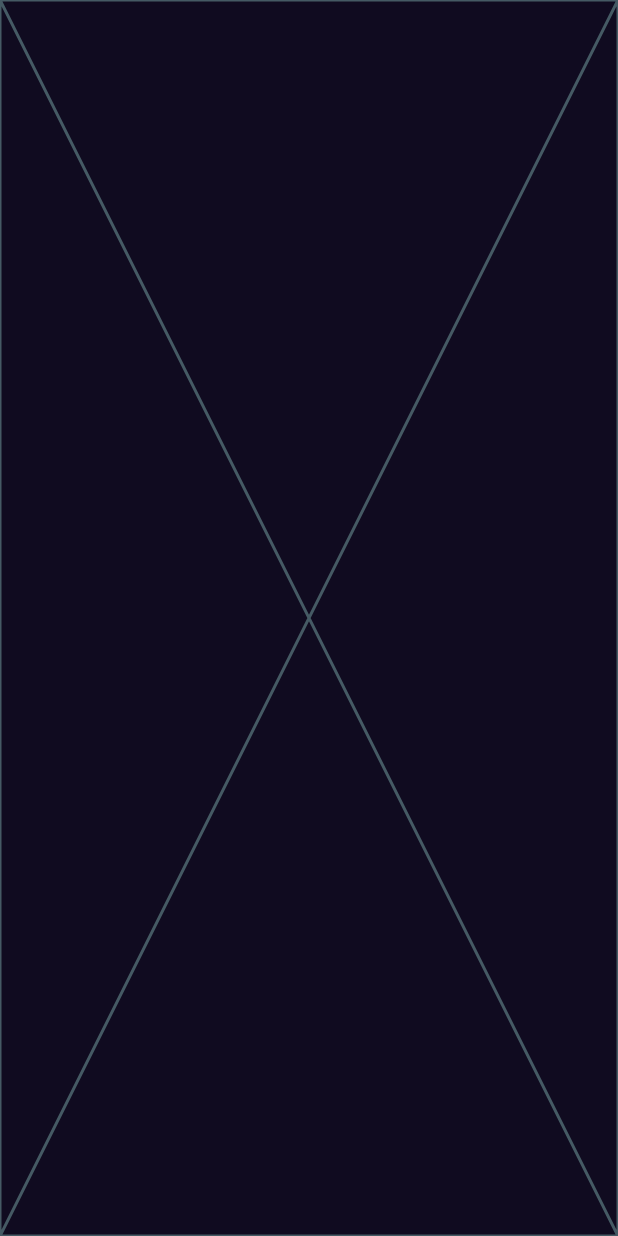
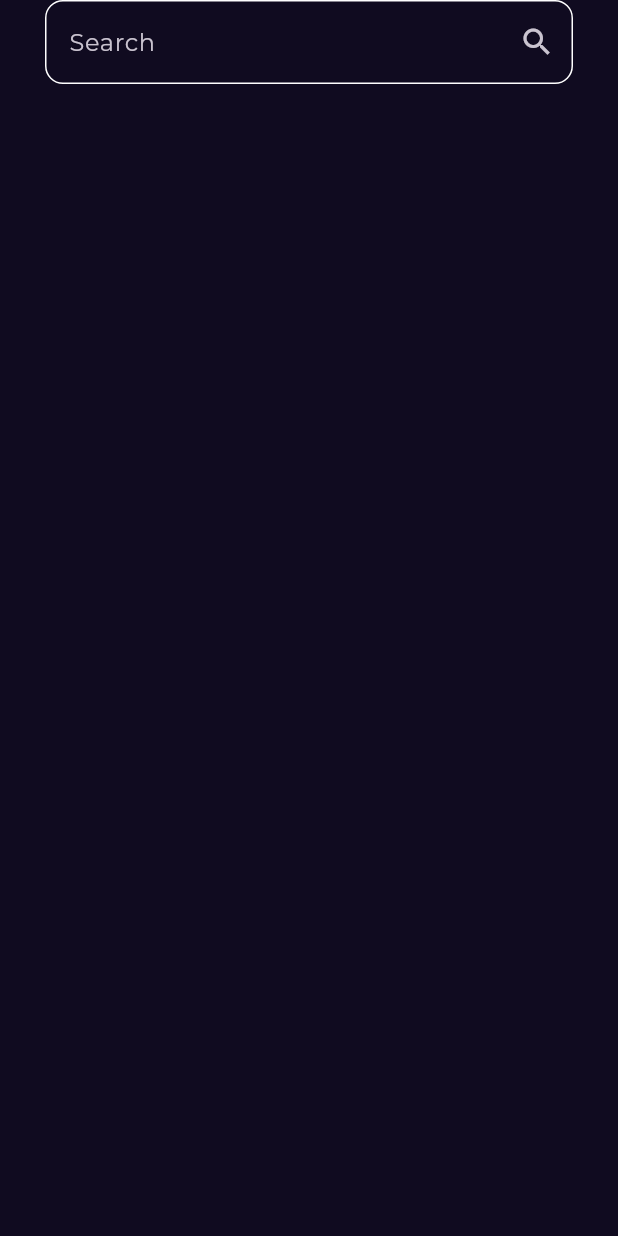
Before and after one commit to medo910/bookly_app, a Flutter app: the SearchView screen opened by its route, on a phone screen of 412 x 824 dp. Run offline on Flutter 3.47's test engine with Material 3 defaults, Android fonts, the phone set to English and light mode, and no system bars; our stand-ins replace go_router, google_fonts.

Commit message:
create custom search text field

```diff
--- a/lib/features/home/presentation/views/widgets/custom_app_bar.dart
+++ b/lib/features/home/presentation/views/widgets/custom_app_bar.dart
@@ -1,5 +1,7 @@
+import 'package:bookly_app/core/utils/app_router.dart';
 import 'package:bookly_app/core/utils/assets.dart';
 import 'package:flutter/material.dart';
+import 'package:go_router/go_router.dart';
 
 class CustomAppBar extends StatelessWidget {
   const CustomAppBar({super.key});
@@ -7,13 +9,15 @@ class CustomAppBar extends StatelessWidget {
   @override
   Widget build(BuildContext context) {
     return Padding(
-      padding: const EdgeInsets.symmetric(horizontal: 24, vertical: 40),
+      padding: const EdgeInsets.symmetric(horizontal: 8, vertical: 40),
       child: Row(
         children: [
           Image.asset(AssetsData.logo, height: 20),
           const Spacer(),
           IconButton(
-            onPressed: () {},
+            onPressed: () {
+              GoRouter.of(context).push(AppRouter.kSearchView);
+            },
             icon: const Icon(Icons.search),
             iconSize: 32,
           ),
--- /dev/null
+++ b/lib/features/search/presentation/views/widgets/custom_search_textfield.dart
@@ -0,0 +1,27 @@
+import 'package:flutter/material.dart';
+
+class CsutomTextField extends StatelessWidget {
+  const CsutomTextField({super.key});
+
+  @override
+  Widget build(BuildContext context) {
+    return TextField(
+      decoration: InputDecoration(
+        enabledBorder: BuildOutlineInputBorder(),
+        focusedBorder: BuildOutlineInputBorder(),
+        hintText: 'Search',
+        suffixIcon: IconButton(
+          onPressed: () {},
+          icon: const Icon(Icons.search),
+        ),
+      ),
+    );
+  }
+}
+
+OutlineInputBorder BuildOutlineInputBorder() {
+  return OutlineInputBorder(
+    borderRadius: BorderRadius.circular(12),
+    borderSide: BorderSide(color: Colors.white),
+  );
+}
--- a/lib/features/search/presentation/views/widgets/search_view_body.dart
+++ b/lib/features/search/presentation/views/widgets/search_view_body.dart
@@ -1,3 +1,4 @@
+import 'package:bookly_app/features/search/presentation/views/widgets/custom_search_textfield.dart';
 import 'package:flutter/material.dart';
 
 class SearchViewBody extends StatelessWidget {
@@ -5,6 +6,13 @@ class SearchViewBody extends StatelessWidget {
 
   @override
   Widget build(BuildContext context) {
-    return const Placeholder();
+    return Column(
+      children: [
+        Padding(
+          padding: const EdgeInsets.symmetric(horizontal: 30),
+          child: CsutomTextField(),
+        ),
+      ],
+    );
   }
 }
```
